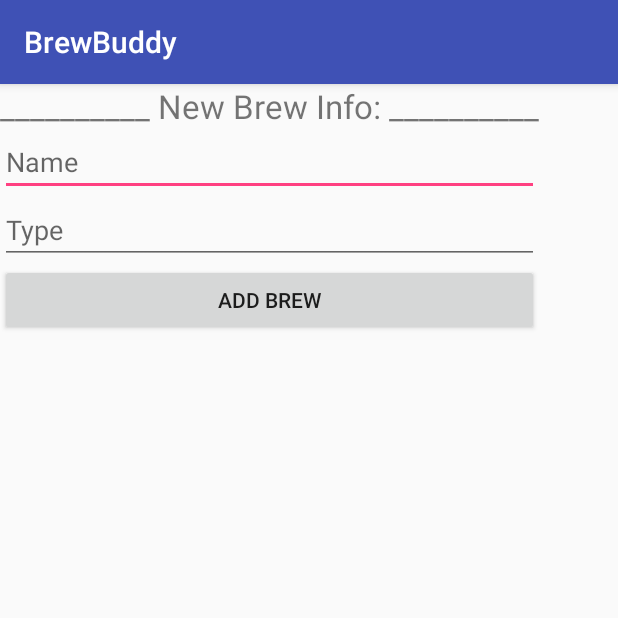
After one commit to Mikhail617/BrewBuddy, an Android app: the AddABrewActivity screen opened directly, with no data from a screen before it, on a phone screen of 412 x 824 dp, the top half of it. The commit adds this screen. Run offline under Robolectric (Android 15) with nearby library versions, the phone set to English and light mode, and no system bars.

Commit message:
'Add a Brew' button.

```diff
--- a/ANDROID/BrewBuddy/app/src/main/AndroidManifest.xml
+++ b/ANDROID/BrewBuddy/app/src/main/AndroidManifest.xml
@@ -39,11 +39,11 @@
 
         <activity
             android:name=".BrewBuddyMapActivity"
-            android:label="@string/title_activity_brew_buddy_map"></activity>
-
+            android:label="@string/title_activity_brew_buddy_map" />
         <activity
             android:name=".BreweryListAcitvity"
-            android:label="@string/title_activity_brewery_list"></activity>
+            android:label="@string/title_activity_brewery_list" />
+        <activity android:name=".AddABrewActivity"></activity>
     </application>
 
 </manifest>
--- /dev/null
+++ b/ANDROID/BrewBuddy/app/src/main/java/com/example/mikhailefroimson/brewbuddy/AddABrewActivity.java
@@ -0,0 +1,13 @@
+package com.example.mikhailefroimson.brewbuddy;
+
+import android.support.v7.app.AppCompatActivity;
+import android.os.Bundle;
+
+public class AddABrewActivity extends AppCompatActivity {
+
+    @Override
+    protected void onCreate(Bundle savedInstanceState) {
+        super.onCreate(savedInstanceState);
+        setContentView(R.layout.activity_add_abrew);
+    }
+}
--- a/ANDROID/BrewBuddy/app/src/main/java/com/example/mikhailefroimson/brewbuddy/BrewBuddyDatabaseHelper.java
+++ b/ANDROID/BrewBuddy/app/src/main/java/com/example/mikhailefroimson/brewbuddy/BrewBuddyDatabaseHelper.java
@@ -71,7 +71,7 @@ public class BrewBuddyDatabaseHelper extends SQLiteOpenHelper {
         ContentValues values = new ContentValues();
         values.put(BrewBuddyDatabaseContract.Breweries.COLUMN_NAME_NAME, brewery_name);
         values.put(BrewBuddyDatabaseContract.Breweries.COLUMN_NAME_ADDRESS, brewery_address);
-        Values.put(BrewBuddyDatabaseContract.Breweries.COLUMN_NAME_TYPE, brewery_type);
+        values.put(BrewBuddyDatabaseContract.Breweries.COLUMN_NAME_TYPE, brewery_type);
 
         // Insert the new row, returning the primary key value of the new row
         long newRowId = db.insert(BrewBuddyDatabaseContract.Breweries.TABLE_NAME_BREWERIES, null, values);
--- a/ANDROID/BrewBuddy/app/src/main/java/com/example/mikhailefroimson/brewbuddy/MainActivity.java
+++ b/ANDROID/BrewBuddy/app/src/main/java/com/example/mikhailefroimson/brewbuddy/MainActivity.java
@@ -24,4 +24,9 @@ public class MainActivity extends AppCompatActivity {
         Intent intent = new Intent(this, BreweryListAcitvity.class);
         startActivity(intent);
     }
+
+    public void addABrewButtonClickFunction(View v) {
+        Intent intent = new Intent(this, AddABrewActivity.class);
+        startActivity(intent);
+    }
 }
--- /dev/null
+++ b/ANDROID/BrewBuddy/app/src/main/res/layout/activity_add_abrew.xml
@@ -0,0 +1,47 @@
+<?xml version="1.0" encoding="utf-8"?>
+<ScrollView xmlns:android="http://schemas.android.com/apk/res/android"
+    android:id="@+id/ScrollView01"
+    android:layout_width="wrap_content"
+    android:layout_height="wrap_content"
+    android:scrollbars="vertical">
+    <LinearLayout
+        android:layout_width="fill_parent"
+        android:orientation="vertical"
+        android:layout_height="fill_parent">
+
+        <!--Put form controls here-->
+        <TextView
+            android:id="@+id/TextViewTitle"
+            android:layout_width="wrap_content"
+            android:layout_height="wrap_content"
+            android:text="@string/BrewInfo"
+            android:textSize="10pt">
+        </TextView>
+
+        <EditText
+            android:id="@+id/EditTextName"
+            android:layout_height="wrap_content"
+            android:hint="@string/BrewName"
+            android:inputType="textPersonName"
+            android:layout_width="fill_parent">
+        </EditText>
+
+        <EditText
+            android:id="@+id/EditTextType"
+            android:layout_height="wrap_content"
+            android:hint="@string/BrewType"
+            android:inputType="textPersonName"
+            android:layout_width="fill_parent">
+        </EditText>
+
+        <Button
+            android:id="@+id/ButtonSendFeedback"
+            android:layout_height="wrap_content"
+            android:text="@string/SubmitBrewButton"
+            android:onClick="sendFeedback"
+            android:layout_width="fill_parent">
+        </Button>
+
+
+    </LinearLayout>
+</ScrollView>
--- a/ANDROID/BrewBuddy/app/src/main/res/layout/activity_main.xml
+++ b/ANDROID/BrewBuddy/app/src/main/res/layout/activity_main.xml
@@ -46,7 +46,8 @@
                 android:layout_width="wrap_content"
                 android:layout_height="wrap_content"
                 android:layout_alignParentRight="true"
-                android:text="Add a Brew"/>
+                android:text="Add a Brew"
+                android:onClick="addABrewButtonClickFunction"/>
 
         </RelativeLayout>
         <Button
--- a/ANDROID/BrewBuddy/app/src/main/res/values/strings.xml
+++ b/ANDROID/BrewBuddy/app/src/main/res/values/strings.xml
@@ -3,4 +3,10 @@
     <string name="title_activity_brew_buddy_map">Brewery Map</string>
     <string name="label_map_button">Brewery Map</string>
     <string name="title_activity_brewery_list">Breweries</string>
+    <string name="BrewInfo">__________ New Brew Info: __________</string>
+    <string name="BrewName">Name</string>
+    <string name="BrewType">Type</string>
+    <string name="BreweryName">Address</string>
+    <string name="BreweryAddress">Address</string>
+    <string name="SubmitBrewButton">Add Brew</string>
 </resources>
```
